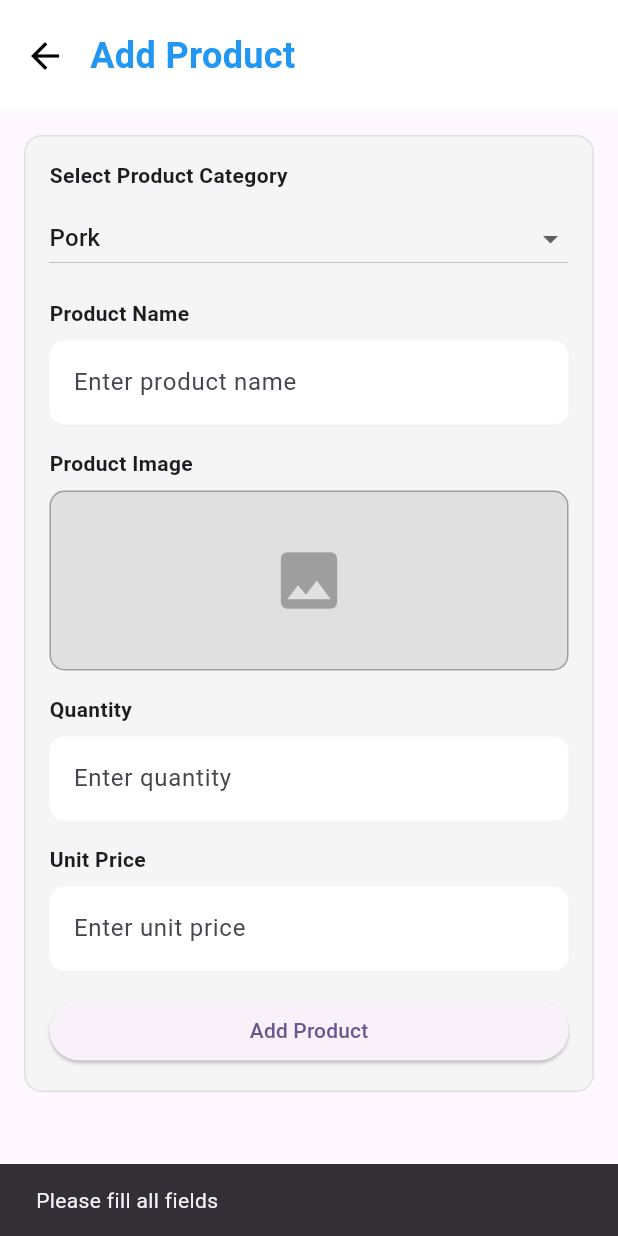
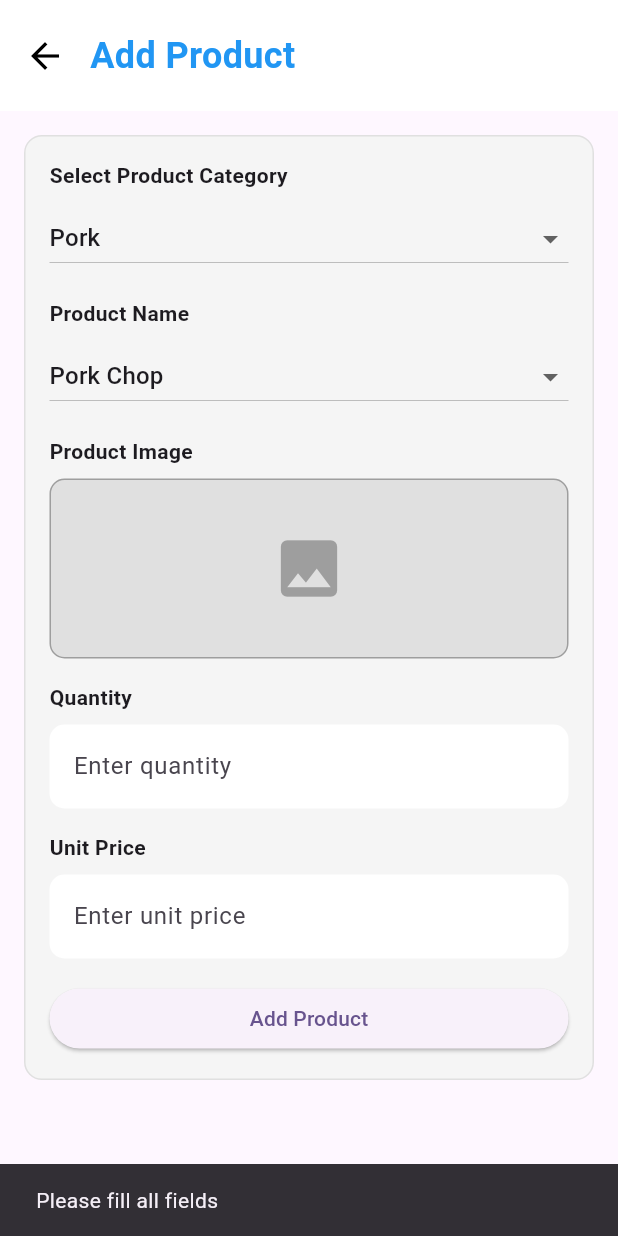
Before and after one commit to roheryo/MamaAbbysMNVGMNT, a Flutter app: the AddPage screen opened by its route, after a tap on "Add Product", on a phone screen of 412 x 824 dp. Run offline on Flutter 3.47's test engine with Material 3 defaults, Android fonts, the phone set to English and light mode, and no system bars; our stand-ins replace image_picker, modal_progress_hud_nsn, snippet_coder_utils, sqflite; accounts and stored records are empty.

Commit message:
Add product catalog and enhance product management in Add and Inventory pages

```diff
--- a/lib/database_helper.dart
+++ b/lib/database_helper.dart
@@ -9,6 +9,82 @@ class DatabaseHelper {
   DatabaseHelper._internal();
 
   static Database? _db;
+
+  // ===================== Static Product Catalog =====================
+  // Centralized catalog of product names grouped by category
+  static const Map<String, List<String>> productCatalog = {
+    'Virginia Products': [
+      'Virginia Classic 250g',
+      'Virginia Chicken Hotdog 250g (Blue)',
+      'Virginia Classic 500g',
+      'Virginia Chicken Hotdog w/ Cheese (Jumbo)',
+      'Virginia Classic 1kilo',
+      'Virginia w/ Cheese 1 kilo',
+      'Chicken Longganisa',
+    ],
+    'Big Shot Products': [
+      'Big shot ball 500g',
+      'Big shot classic 1 kilo',
+      'Big shot w/ Cheese 1 kilo',
+    ],
+    'Beefies Products': [
+      'Beefies Classic 250g',
+      'Beefies w/ Cheese 250g',
+      'Beefies Classic 1 kilo',
+      'Beefies w/ Cheese 1 kilo',
+    ],
+    'Purefoods': [
+      'TJ Classic 1 kilo',
+      'TJ Cheesedog 1 kilo',
+      'TJ Classic 250g',
+      'Star Nuggets',
+      'Crazy Cut Nuggets',
+      'Chicken Breast Nuggets',
+      'TJ Hotdog w/ Cheese 250g',
+      'TJ Balls 500g',
+      'TJ Chicken Jumbo',
+      'TJ Cocktail',
+      'TJ Cheesedog (Small)',
+      'TJ Classic (Small)',
+    ],
+    'Chicken': [
+      'Chicken Roll',
+      'Chicken Loaf',
+      'Chicken Ham',
+      'Chicken Tocino',
+      'Champion Chicken Hotdog',
+      'Chicken Lumpia',
+      'Chicken Chorizo',
+    ],
+    'Pork': [
+      'Pork Chop',
+      'Pork Pata',
+      'Pork Belly',
+      'Hamleg/Square Cut',
+      'Pork Longganisa',
+      'Pork Tocino',
+      'Pork Chorizo',
+      'Pork Lumpia',
+    ],
+    'Others': [
+      'Burger Patty',
+      'Ganada Sweet Ham',
+      'Siomai Dimsum',
+      'Beef Chorizo',
+      'Squidball Kimsea',
+      'Squidball Holiday',
+      'Tocino Roll',
+      'Orlian',
+    ],
+  };
+
+  // Expose catalog categories as a list
+  List<String> get catalogCategories => productCatalog.keys.toList();
+
+  // Get product names for a specific category
+  List<String> getProductsForCategory(String category) {
+    return productCatalog[category] ?? const [];
+  }
 
   Future<Database> get database async {
     if (_db != null) return _db!;
@@ -269,6 +345,51 @@ class DatabaseHelper {
   Future<int> insertProduct(Map<String, dynamic> product) async {
     final db = await database;
     return await db.insert('products', product);
+  }
+
+  // Insert or accumulate product stock if same name/category/unitPrice exists
+  Future<int> insertOrAccumulateProduct({
+    required String productName,
+    required String category,
+    required int quantity,
+    required double unitPrice,
+    String? imagePath,
+  }) async {
+    final db = await database;
+
+    // Try to find an existing product with same name, category, and price
+    final existing = await db.query(
+      'products',
+      where: 'productName = ? AND category = ? AND unitPrice = ?',
+      whereArgs: [productName, category, unitPrice],
+      limit: 1,
+    );
+
+    if (existing.isNotEmpty) {
+      final existingRow = existing.first;
+      final id = (existingRow['id'] as num).toInt();
+      final currentQty = (existingRow['quantity'] as num).toInt();
+      final newQty = currentQty + quantity;
+
+      // Update quantity and optionally imagePath
+      final updateData = <String, Object?>{'quantity': newQty};
+      if (imagePath != null && imagePath.isNotEmpty) {
+        updateData['imagePath'] = imagePath;
+      }
+
+      await db.update('products', updateData, where: 'id = ?', whereArgs: [id]);
+      return id;
+    }
+
+    // Otherwise insert a new product row
+    return await db.insert('products', {
+      'productName': productName,
+      'category': category,
+      'quantity': quantity,
+      'unitPrice': unitPrice,
+      'imagePath': imagePath,
+      'createdAt': DateTime.now().toIso8601String(),
+    });
   }
 
   Future<List<Map<String, dynamic>>> fetchProducts({String? category}) async {
--- a/lib/pages/add_page.dart
+++ b/lib/pages/add_page.dart
@@ -13,25 +13,10 @@ class AddPage extends StatefulWidget {
 
 class _AddPage extends State<AddPage> {
   String selectedCategory = 'Pork';
-  final List<String> categories = [
-    'Pork',
-    'Virginia Products',
-    'Purefoods Products',
-    'Big Shot Products',
-    'Chicken',
-    'Beefies Products',
-    'Siomai',
-    'Nuggets',
-    'Squidballs',
-    'Tj Products',
-    'Beef',
-    'Champion Products',
-    'Tocino',
-    'Longganisa',
-    'Others',
-  ];
+  List<String> categories = [];
+  String? selectedProductName;
+  List<String> productOptions = [];
 
-  final TextEditingController productNameController = TextEditingController();
   final TextEditingController quantityController = TextEditingController();
   final TextEditingController unitPriceController = TextEditingController();
 
@@ -54,27 +39,24 @@ class _AddPage extends State<AddPage> {
 
   // Save Product
   Future<void> _saveProduct() async {
-    String productName = productNameController.text.trim();
+    String? productName = selectedProductName;
     String quantity = quantityController.text.trim();
     String unitPrice = unitPriceController.text.trim();
 
-    if (productName.isEmpty || quantity.isEmpty || unitPrice.isEmpty) {
+    if (productName == null || productName.isEmpty || quantity.isEmpty || unitPrice.isEmpty) {
       ScaffoldMessenger.of(context).showSnackBar(
         const SnackBar(content: Text("Please fill all fields")),
       );
       return;
     }
 
-    Map<String, dynamic> product = {
-      'productName': productName,
-      'category': selectedCategory,
-      'quantity': int.parse(quantity),
-      'unitPrice': double.parse(unitPrice),
-      'imagePath': _selectedImage?.path, // Save image path
-      'createdAt': DateTime.now().toIso8601String(),
-    };
-
-    await dbHelper.insertProduct(product);
+    await dbHelper.insertOrAccumulateProduct(
+      productName: productName,
+      category: selectedCategory,
+      quantity: int.parse(quantity),
+      unitPrice: double.parse(unitPrice),
+      imagePath: _selectedImage?.path,
+    );
 
     ScaffoldMessenger.of(context).showSnackBar(
       const SnackBar(content: Text("Product added successfully!")),
@@ -95,6 +77,17 @@ class _AddPage extends State<AddPage> {
 
   @override
   Widget build(BuildContext context) {
+    // Ensure categories are initialized once (guard if hot-reload)
+    if (categories.isEmpty) {
+      categories = dbHelper.catalogCategories;
+      if (categories.isNotEmpty && !categories.contains(selectedCategory)) {
+        selectedCategory = categories.first;
+      }
+      productOptions = dbHelper.getProductsForCategory(selectedCategory);
+      if (productOptions.isNotEmpty) {
+        selectedProductName ??= productOptions.first;
+      }
+    }
     return Scaffold(
       body: Column(
         children: [
@@ -165,6 +158,8 @@ class _AddPage extends State<AddPage> {
                         if (newValue != null) {
                           setState(() {
                             selectedCategory = newValue;
+                            productOptions = dbHelper.getProductsForCategory(selectedCategory);
+                            selectedProductName = productOptions.isNotEmpty ? productOptions.first : null;
                           });
                         }
                       },
@@ -172,21 +167,25 @@ class _AddPage extends State<AddPage> {
 
                     const SizedBox(height: 16),
 
-                    // Product Name
+                    // Product Name (dependent dropdown)
                     const Text("Product Name",
                         style: TextStyle(fontWeight: FontWeight.bold)),
                     const SizedBox(height: 8),
-                    TextField(
-                      controller: productNameController,
-                      decoration: InputDecoration(
-                        hintText: "Enter product name",
-                        filled: true,
-                        fillColor: Colors.white,
-                        border: OutlineInputBorder(
-                          borderRadius: BorderRadius.circular(10),
-                          borderSide: BorderSide.none,
-                        ),
-                      ),
+                    DropdownButton<String>(
+                      value: selectedProductName,
+                      isExpanded: true,
+                      hint: const Text("Select product"),
+                      items: productOptions.map((String product) {
+                        return DropdownMenuItem<String>(
+                          value: product,
+                          child: Text(product),
+                        );
+                      }).toList(),
+                      onChanged: (String? newValue) {
+                        setState(() {
+                          selectedProductName = newValue;
+                        });
+                      },
                     ),
 
                     const SizedBox(height: 16),
```
Also changed, not shown: lib/pages/inventory_page.dart (+34 -5 lines).
